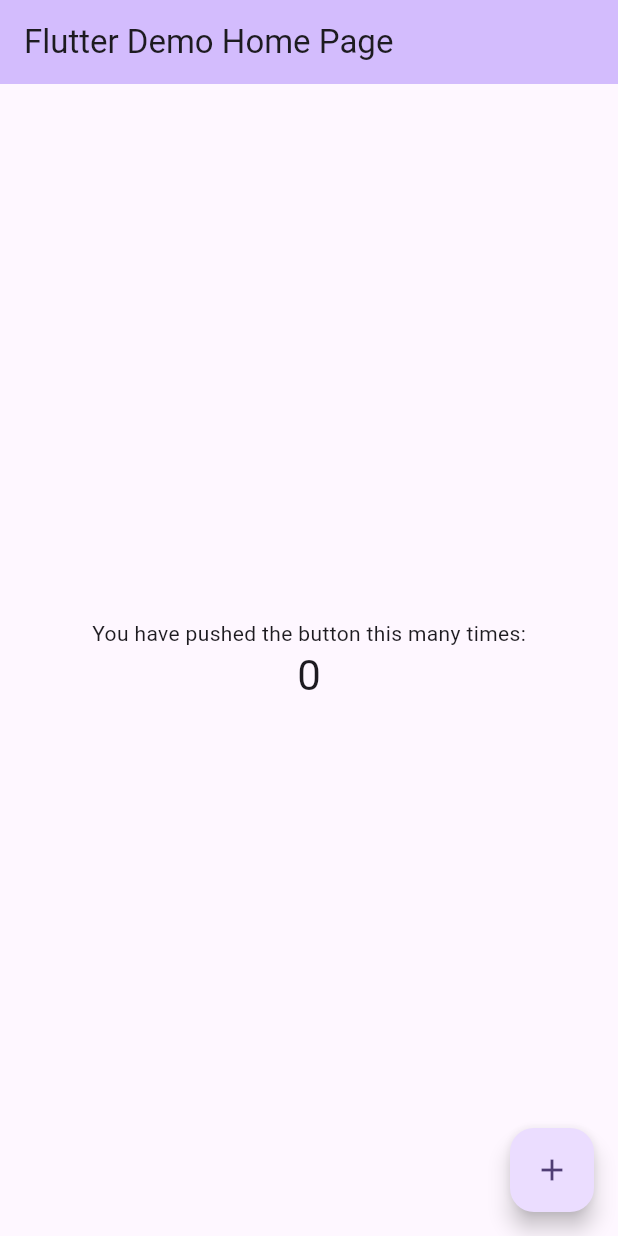
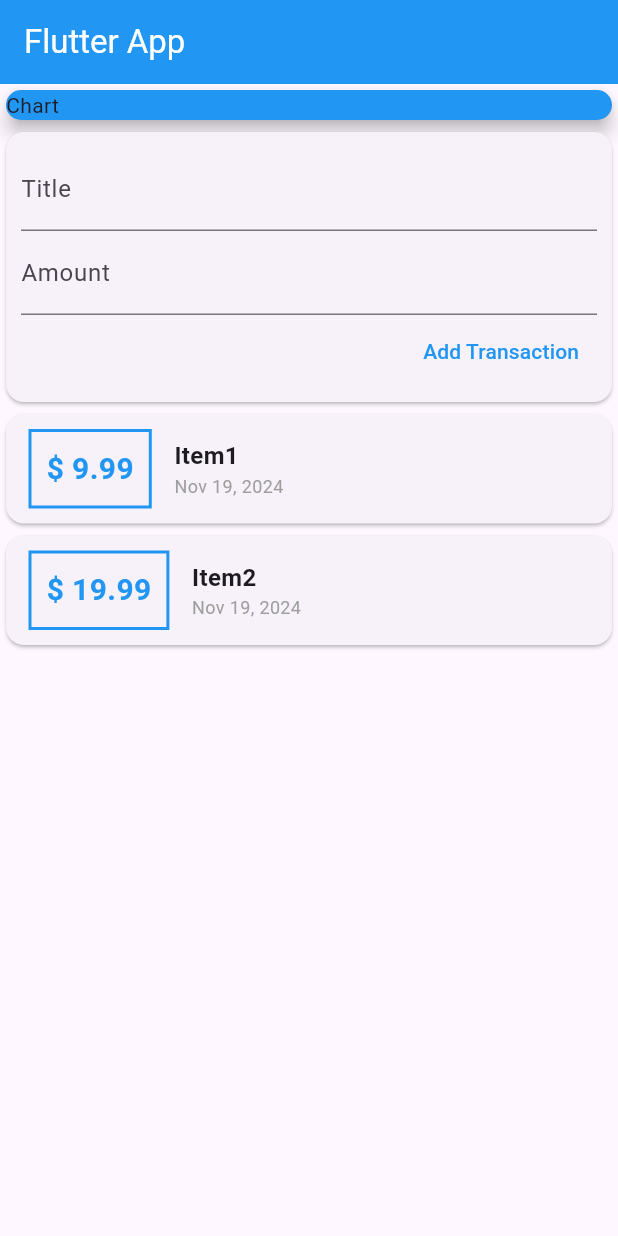
Before and after one commit to Trykea/Personal_expense_app, a Flutter app: the screen it shows after launch, on a phone screen of 412 x 824 dp. Run offline on Flutter 3.47's test engine with Material 3 defaults, Android fonts, the light colour scheme and no system bars; missing offline and left inert: dart:ffi.

Commit message:
Can now add item into list

```diff
--- a/lib/main.dart
+++ b/lib/main.dart
@@ -1,125 +1,52 @@
 import 'package:flutter/material.dart';
 
-void main() {
-  runApp(const MyApp());
-}
+
+import './models/new_transaction.dart';
+import './widgets/transaction_list.dart';
+import './models/user_transactions.dart';
+
+void main() => runApp(MyApp());
 
 class MyApp extends StatelessWidget {
-  const MyApp({super.key});
-
-  // This widget is the root of your application.
   @override
   Widget build(BuildContext context) {
     return MaterialApp(
-      title: 'Flutter Demo',
-      theme: ThemeData(
-        // This is the theme of your application.
-        //
-        // TRY THIS: Try running your application with "flutter run". You'll see
-        // the application has a purple toolbar. Then, without quitting the app,
-        // try changing the seedColor in the colorScheme below to Colors.green
-        // and then invoke "hot reload" (save your changes or press the "hot
-        // reload" button in a Flutter-supported IDE, or press "r" if you used
-        // the command line to start the app).
-        //
-        // Notice that the counter didn't reset back to zero; the application
-        // state is not lost during the reload. To reset the state, use hot
-        // restart instead.
-        //
-        // This works for code too, not just values: Most code changes can be
-        // tested with just a hot reload.
-        colorScheme: ColorScheme.fromSeed(seedColor: Colors.deepPurple),
-        useMaterial3: true,
-      ),
-      home: const MyHomePage(title: 'Flutter Demo Home Page'),
+      title: 'Flutter App',
+      home: MyHomePage(),
     );
   }
 }
 
-class MyHomePage extends StatefulWidget {
-  const MyHomePage({super.key, required this.title});
+class MyHomePage extends StatelessWidget {
 
-  // This widget is the home page of your application. It is stateful, meaning
-  // that it has a State object (defined below) that contains fields that affect
-  // how it looks.
+  // String titleInput='';
+  // String amountInput='';
 
-  // This class is the configuration for the state. It holds the values (in this
-  // case the title) provided by the parent (in this case the App widget) and
-  // used by the build method of the State. Fields in a Widget subclass are
-  // always marked "final".
-
-  final String title;
-
-  @override
-  State<MyHomePage> createState() => _MyHomePageState();
-}
-
-class _MyHomePageState extends State<MyHomePage> {
-  int _counter = 0;
-
-  void _incrementCounter() {
-    setState(() {
-      // This call to setState tells the Flutter framework that something has
-      // changed in this State, which causes it to rerun the build method below
-      // so that the display can reflect the updated values. If we changed
-      // _counter without calling setState(), then the build method would not be
-      // called again, and so nothing would appear to happen.
-      _counter++;
-    });
-  }
 
   @override
   Widget build(BuildContext context) {
-    // This method is rerun every time setState is called, for instance as done
-    // by the _incrementCounter method above.
-    //
-    // The Flutter framework has been optimized to make rerunning build methods
-    // fast, so that you can just rebuild anything that needs updating rather
-    // than having to individually change instances of widgets.
     return Scaffold(
-      appBar: AppBar(
-        // TRY THIS: Try changing the color here to a specific color (to
-        // Colors.amber, perhaps?) and trigger a hot reload to see the AppBar
-        // change color while the other colors stay the same.
-        backgroundColor: Theme.of(context).colorScheme.inversePrimary,
-        // Here we take the value from the MyHomePage object that was created by
-        // the App.build method, and use it to set our appbar title.
-        title: Text(widget.title),
-      ),
-      body: Center(
-        // Center is a layout widget. It takes a single child and positions it
-        // in the middle of the parent.
-        child: Column(
-          // Column is also a layout widget. It takes a list of children and
-          // arranges them vertically. By default, it sizes itself to fit its
-          // children horizontally, and tries to be as tall as its parent.
-          //
-          // Column has various properties to control how it sizes itself and
-          // how it positions its children. Here we use mainAxisAlignment to
-          // center the children vertically; the main axis here is the vertical
-          // axis because Columns are vertical (the cross axis would be
-          // horizontal).
-          //
-          // TRY THIS: Invoke "debug painting" (choose the "Toggle Debug Paint"
-          // action in the IDE, or press "p" in the console), to see the
-          // wireframe for each widget.
-          mainAxisAlignment: MainAxisAlignment.center,
-          children: <Widget>[
-            const Text(
-              'You have pushed the button this many times:',
+        appBar: AppBar(
+          backgroundColor: Colors.blue,
+          title: Text(
+            'Flutter App',
+            style: TextStyle(color: Colors.white),
+          ),
+        ),
+        body: Column(
+          crossAxisAlignment: CrossAxisAlignment.stretch,
+          children: [
+            Container(
+              width: double.infinity,
+              child: Card(
+                color: Colors.blue,
+                child: Text('Chart'),
+                elevation: 5,
+              ),
             ),
-            Text(
-              '$_counter',
-              style: Theme.of(context).textTheme.headlineMedium,
-            ),
+            UserTransactions(),
+
           ],
-        ),
-      ),
-      floatingActionButton: FloatingActionButton(
-        onPressed: _incrementCounter,
-        tooltip: 'Increment',
-        child: const Icon(Icons.add),
-      ), // This trailing comma makes auto-formatting nicer for build methods.
-    );
+        ));
   }
 }
--- /dev/null
+++ b/lib/models/new_transaction.dart
@@ -0,0 +1,48 @@
+import 'package:flutter/material.dart';
+
+class NewTransaction extends StatelessWidget {
+  final Function addTx;
+  final titleController = TextEditingController();
+  final amountController = TextEditingController();
+
+  NewTransaction(this.addTx);
+
+  @override
+  Widget build(BuildContext context) {
+    return Card(
+      child: Container(
+        padding: EdgeInsets.all(10),
+        child: Column(
+          crossAxisAlignment: CrossAxisAlignment.end,
+          children: [
+            TextField(
+              decoration: InputDecoration(labelText: 'Title'),
+              // onChanged: (value) => titleInput=value,
+              controller: titleController,
+            ),
+            TextField(
+              decoration: InputDecoration(labelText: 'Amount'),
+              // onChanged: (value) => titleInput=value,
+              controller: amountController,
+            ),
+            TextButton(
+              onPressed: () {
+                addTx(
+                  titleController.text,
+                  double.parse(amountController.text),
+                );
+              },
+              child: Text(
+                'Add Transaction',
+              ),
+              style: TextButton.styleFrom(
+                // backgroundColor: Colors.blue, // Background color
+                foregroundColor: Colors.blue, // Text color
+              ),
+            )
+          ],
+        ),
+      ),
+    );
+  }
+}
--- /dev/null
+++ b/lib/models/transaction.dart
@@ -0,0 +1,13 @@
+
+class Transaction {
+  final String id;
+  final String title;
+  final double amount;
+  final DateTime date;
+
+  Transaction(
+      {required this.id,
+      required this.title,
+      required this.amount,
+      required this.date});
+}
--- /dev/null
+++ b/lib/models/user_transactions.dart
@@ -0,0 +1,34 @@
+import 'dart:ffi';
+
+import 'package:flutter/material.dart';
+
+import '../widgets/transaction_list.dart';
+import '../models/new_transaction.dart';
+import '../models/transaction.dart';
+
+class UserTransactions extends StatefulWidget {
+  @override
+  State<UserTransactions> createState() => _UserTransactionsState();
+}
+
+class _UserTransactionsState extends State<UserTransactions> {
+  final List<Transaction> _userTransactions = [
+    Transaction(id: '1', title: 'Item1', amount: 9.99, date: DateTime.now()),
+    Transaction(id: '2', title: 'Item2', amount: 19.99, date: DateTime.now()),
+  ];
+  void _addNewTransaction(String addTitle,double addAmount){
+    final newTx = Transaction( title: addTitle, amount: addAmount,date: DateTime.now(),id: DateTime.now().toString());
+    setState(() {
+      _userTransactions.add(newTx);
+    });
+  }
+  @override
+  Widget build(BuildContext context) {
+    return Column(
+      children: [
+        NewTransaction(_addNewTransaction),
+        TransactionList(_userTransactions),
+      ],
+    );
+  }
+}
--- /dev/null
+++ b/lib/widgets/transaction_list.dart
@@ -0,0 +1,60 @@
+import 'package:flutter/material.dart';
+import 'package:intl/intl.dart';
+
+import '../models/transaction.dart';
+class TransactionList extends StatelessWidget {
+  final List<Transaction> transactions;
+
+  TransactionList(this.transactions);
+  @override
+  Widget build(BuildContext context) {
+    return Column(
+      children: [
+        ...transactions.map((tx) {
+          return Card(
+            child: Row(
+              children: [
+                Container(
+                  child: Text(
+                    '\$ ${tx.amount}',
+                    style: TextStyle(
+                        fontWeight: FontWeight.bold,
+                        fontSize: 20,
+                        color: Colors.blue),
+                  ),
+                  margin: EdgeInsets.symmetric(
+                      vertical: 10, horizontal: 15),
+                  decoration: BoxDecoration(
+                      border: Border.all(
+                        color: Colors.blue,
+                        width: 2,
+                      )),
+                  padding: EdgeInsets.all(10),
+                ),
+                Container(
+                  child: Column(
+                    children: [
+                      Text(
+                        tx.title,
+                        style: TextStyle(
+                            fontWeight: FontWeight.bold, fontSize: 16),
+                      ),
+                      Text(
+                        DateFormat.yMMMd().format(tx.date),
+                        style:
+                        TextStyle(fontSize: 12, color: Colors.grey),
+                      )
+                    ],
+                    crossAxisAlignment: CrossAxisAlignment.start,
+                  ),
+                  // decoration: BoxDecoration(
+                  //     border: Border.all(color: Colors.grey, width: 2)),
+                )
+              ],
+            ),
+          );
+        }).toList(),
+      ],
+    );
+  }
+}
--- a/pubspec.yaml
+++ b/pubspec.yaml
@@ -30,6 +30,7 @@ environment:
 dependencies:
   flutter:
     sdk: flutter
+  intl: ^0.19.0
 
 
   # The following adds the Cupertino Icons font to your application.
```
Also changed, not shown: pubspec.lock.
